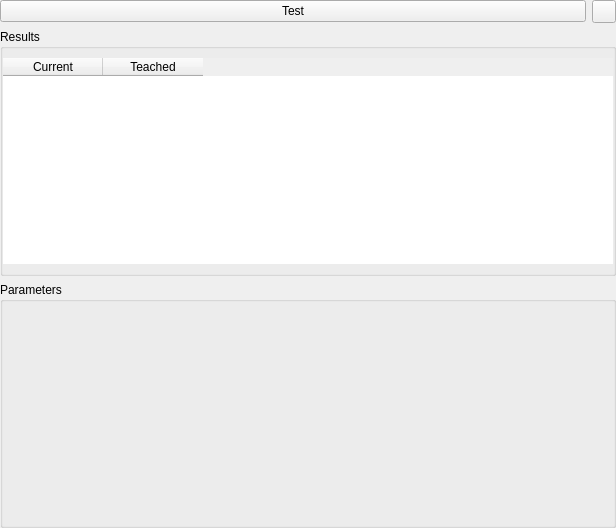
Before: the Qt Designer form AcfSln/Include/iqtipr/CColorPatternComparatorGuiComp.ui in ImagingTools/AcfPublic, drawn with Qt 5.
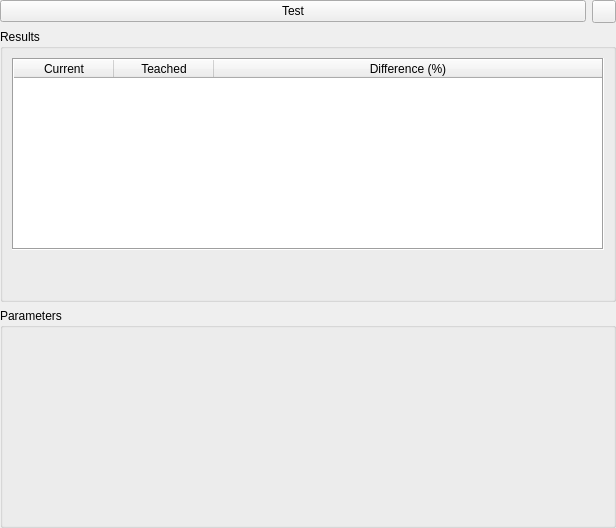
After: the same form once the commit is applied. Icons and pictures are not drawn.

Diff of the .ui file:
```diff
--- a/AcfSln/Include/iqtipr/CColorPatternComparatorGuiComp.ui
+++ b/AcfSln/Include/iqtipr/CColorPatternComparatorGuiComp.ui
@@ -77,18 +77,51 @@
      </property>
      <layout class="QVBoxLayout" name="verticalLayout_3">
       <property name="leftMargin">
-       <number>0</number>
+       <number>9</number>
       </property>
       <property name="rightMargin">
-       <number>0</number>
+       <number>9</number>
       </property>
       <item>
        <widget class="QTableWidget" name="ColorTable">
+        <property name="sizePolicy">
+         <sizepolicy hsizetype="Expanding" vsizetype="Preferred">
+          <horstretch>0</horstretch>
+          <verstretch>0</verstretch>
+         </sizepolicy>
+        </property>
         <property name="frameShape">
-         <enum>QFrame::NoFrame</enum>
+         <enum>QFrame::Box</enum>
         </property>
+        <property name="editTriggers">
+         <set>QAbstractItemView::NoEditTriggers</set>
+        </property>
+        <property name="tabKeyNavigation">
+         <bool>false</bool>
+        </property>
+        <property name="showDropIndicator" stdset="0">
+         <bool>false</bool>
+        </property>
+        <property name="alternatingRowColors">
+         <bool>true</bool>
+        </property>
+        <property name="selectionMode">
+         <enum>QAbstractItemView::NoSelection</enum>
+        </property>
+        <property name="selectionBehavior">
+         <enum>QAbstractItemView::SelectRows</enum>
+        </property>
+        <property name="gridStyle">
+         <enum>Qt::DotLine</enum>
+        </property>
+        <attribute name="horizontalHeaderCascadingSectionResizes">
+         <bool>true</bool>
+        </attribute>
         <attribute name="horizontalHeaderStretchLastSection">
-         <bool>false</bool>
+         <bool>true</bool>
+        </attribute>
+        <attribute name="verticalHeaderDefaultSectionSize">
+         <number>24</number>
         </attribute>
         <attribute name="verticalHeaderStretchLastSection">
          <bool>false</bool>
@@ -103,8 +136,26 @@
           <string>Teached</string>
          </property>
         </column>
+        <column>
+         <property name="text">
+          <string>Difference (%)</string>
+         </property>
+        </column>
        </widget>
       </item>
+      <item>
+       <spacer name="verticalSpacer">
+        <property name="orientation">
+         <enum>Qt::Vertical</enum>
+        </property>
+        <property name="sizeHint" stdset="0">
+         <size>
+          <width>20</width>
+          <height>40</height>
+         </size>
+        </property>
+       </spacer>
+      </item>
      </layout>
     </widget>
    </item>
```
Left out of the diff: 2 changed lines with no effect on the pictures.
